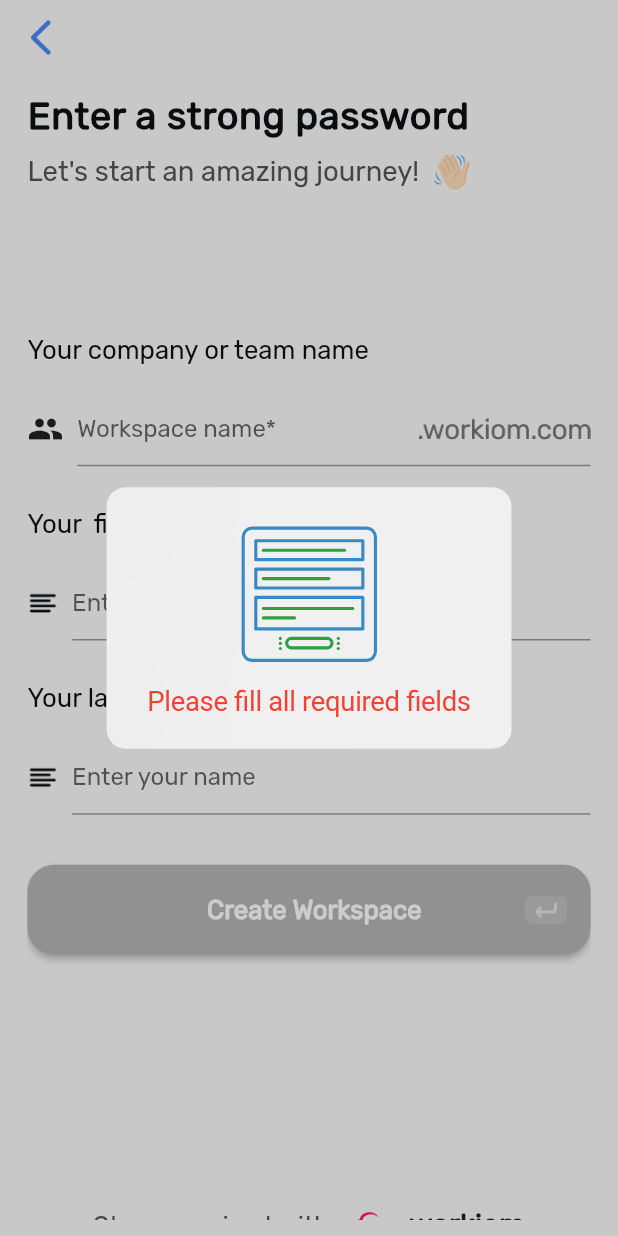
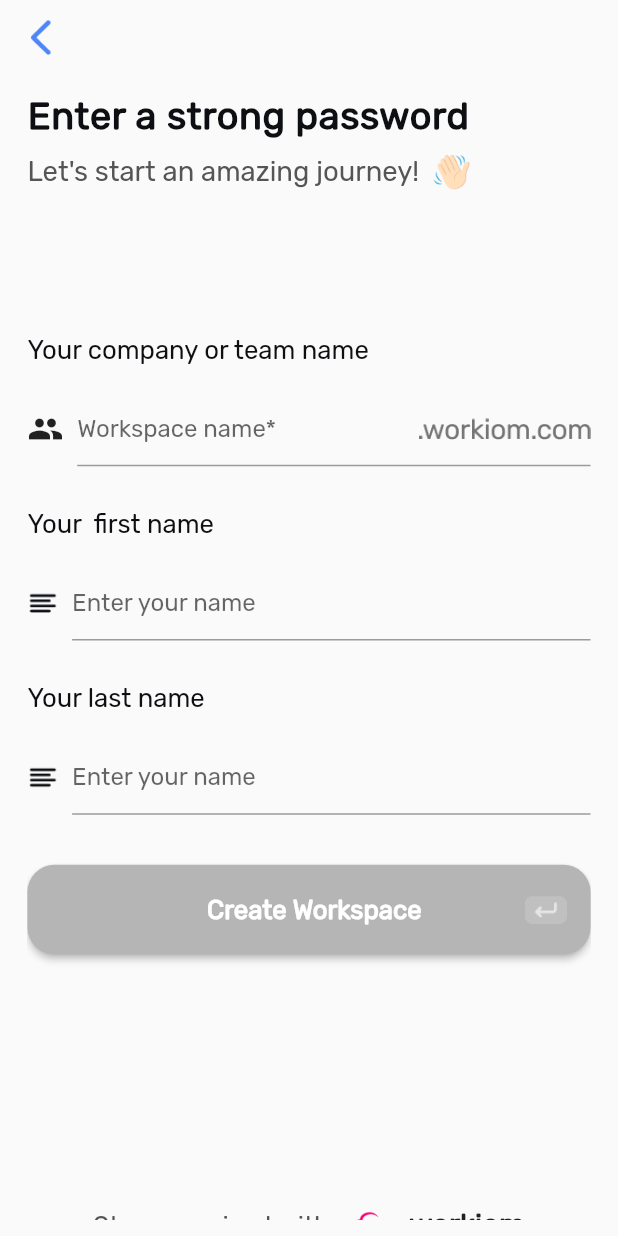
Before and after one commit to YOUSUF-IZZI/workiom-signUp-task, a Flutter app: the SignUpPageStepThree screen opened by its route, after a tap on "Create Workspace", on a phone screen of 412 x 824 dp. Run offline on Flutter 3.47's test engine with Material 2 defaults, Android fonts, the light colour scheme and no system bars; our stand-ins replace flutter_riverpod, flutter_screenutil, lottie.

Commit message:
edit CreateWorkspace button and the pop_up messages system

```diff
--- a/lib/main.dart
+++ b/lib/main.dart
@@ -1,7 +1,6 @@
 import 'package:flutter/material.dart';
 import 'package:flutter_riverpod/flutter_riverpod.dart';
 import 'package:flutter_screenutil/flutter_screenutil.dart';
-import 'package:workiom/src/features/user_managment/presentation_layer/pages/home_page.dart';
 import 'package:workiom/src/features/user_managment/presentation_layer/pages/sign_up_setp_one.dart';
 import 'package:workiom/src/features/user_managment/presentation_layer/pages/sign_up_step_three.dart';
 import 'package:workiom/src/features/user_managment/presentation_layer/pages/sing_up_step_two.dart';
@@ -24,7 +23,7 @@ class MyApp extends StatelessWidget {
           theme: ThemeData(
             fontFamily: 'Rubik'
           ),
-          home: const SignUpPageStepThree(),
+          home: const SignUpPageStepOne(),
           routes: {
             'SignUpPageStepTwo' : (context) => const SignUpPageStepTwo(),
             'SignUpPageStepThree' : (context) => const SignUpPageStepThree()
--- a/lib/src/features/user_managment/presentation_layer/components/add_first_name.dart
+++ b/lib/src/features/user_managment/presentation_layer/components/add_first_name.dart
@@ -6,13 +6,10 @@ import 'package:workiom/src/features/user_managment/presentation_layer/component
 import 'package:workiom/src/features/user_managment/state_managment/riverpod.dart';
 
 
-// ---------- FirstName provider & Global key ----------
-final firstNameTextEditingControllerProvider = Provider.autoDispose<TextEditingController>((ref) => TextEditingController());
 GlobalKey<FormState> firstNameForm = GlobalKey<FormState>();
 
 class AddFirstNameComponent extends ConsumerWidget {
   const AddFirstNameComponent({super.key});
-
   @override
   Widget build(BuildContext context, WidgetRef ref) {
     final firstNameController = ref.watch(firstNameTextEditingControllerProvider);
--- a/lib/src/features/user_managment/presentation_layer/components/add_last_name.dart
+++ b/lib/src/features/user_managment/presentation_layer/components/add_last_name.dart
@@ -6,13 +6,10 @@ import 'package:workiom/src/features/user_managment/presentation_layer/component
 import 'package:workiom/src/features/user_managment/state_managment/riverpod.dart';
 
 
-// ---------- LastName provider & Global key ----------
-final lastNameTextEditingControllerProvider = Provider.autoDispose<TextEditingController>((ref) => TextEditingController());
 GlobalKey<FormState> lastNameForm = GlobalKey<FormState>();
 
 class AddLastNameComponent extends ConsumerWidget {
   const AddLastNameComponent({super.key});
-
   @override
   Widget build(BuildContext context, WidgetRef ref) {
     final lastNameController = ref.watch(lastNameTextEditingControllerProvider);
--- a/lib/src/features/user_managment/presentation_layer/components/add_password.dart
+++ b/lib/src/features/user_managment/presentation_layer/components/add_password.dart
@@ -6,8 +6,6 @@ import '../../state_managment/riverpod.dart';
 
 class AddPasswordComponent extends ConsumerWidget {
   const AddPasswordComponent({super.key});
-
-
   @override
   Widget build(BuildContext context, WidgetRef ref) {
     final isObscure = ref.watch(isObscureTextProvider);
--- a/lib/src/features/user_managment/presentation_layer/components/add_workspace.dart
+++ b/lib/src/features/user_managment/presentation_layer/components/add_workspace.dart
@@ -8,8 +8,7 @@ import 'package:workiom/src/features/user_managment/presentation_layer/component
 import '../../state_managment/riverpod.dart';
 
 
-// ---------- Workspace provider & Global key ----------
-final workspaceTextEditingControllerProvider = Provider.autoDispose<TextEditingController>((ref) => TextEditingController());
+
 GlobalKey<FormState> workspaceForm = GlobalKey<FormState>();
 
 class AddWorkspaceComponent extends ConsumerWidget {
--- a/lib/src/features/user_managment/presentation_layer/pages/home_page.dart
+++ b/lib/src/features/user_managment/presentation_layer/pages/home_page.dart
@@ -8,7 +8,8 @@ class HomePage extends StatelessWidget {
 
   @override
   Widget build(BuildContext context) {
-    return Scaffold(
+    return SafeArea(
+      child: Scaffold(
         body: SingleChildScrollView(
           child: Column(
             crossAxisAlignment: CrossAxisAlignment.start,
@@ -34,6 +35,7 @@ class HomePage extends StatelessWidget {
             ],
           ),
         ),
+      ),
     );
   }
 }
--- a/lib/src/features/user_managment/presentation_layer/widgets/create_workspace_button.dart
+++ b/lib/src/features/user_managment/presentation_layer/widgets/create_workspace_button.dart
@@ -13,9 +13,14 @@ class CreateWorkSpaceButton extends ConsumerWidget {
   final ApiServices apiServices = ApiServices();
   @override
   Widget build(BuildContext context, WidgetRef ref) {
-    final signUpForm = ref.read(signUpFormProvider);
+    final emailController = ref.watch(emailTextEditingControllerProvider);
+    final passwordController = ref.watch(passwordTextEditingControllerProvider);
     final isStepThreeValid = ref.watch(isStepThreeValidProvider);
-    final isTenantAvailable = ref.watch(isTenantAvailableProvider);
+    final workspaceController = ref.watch(workspaceTextEditingControllerProvider);
+    final firstNameController = ref.watch(firstNameTextEditingControllerProvider);
+    final lastNameController = ref.watch(lastNameTextEditingControllerProvider);
+    final isCirProIndiLoading = ref.watch(isCircularProgressIndicatorLoading);
+
     return MaterialButton(
       height: 50.h,
       shape: RoundedRectangleBorder(
@@ -24,29 +29,22 @@ class CreateWorkSpaceButton extends ConsumerWidget {
       color: isStepThreeValid ? const Color(0xFF4E86F7) : const Color(0xFFB5B5B5),
       onPressed: () async{
         if (isStepThreeValid) {
-          if (isTenantAvailable) {
           final returnedValue = await apiServices.registerTenant(
-                signUpForm.control('email').value,
-                signUpForm.control('firstName').value,
-                signUpForm.control('lastName').value,
-                signUpForm.control('password').value,
-                signUpForm.control('workspaceName').value
+              emailController.text,
+              firstNameController.text,
+              lastNameController.text,
+              passwordController.text,
+              workspaceController.text
           );
           if (returnedValue == true) {
-              // if post method done show CupertinoAlertDialog says done.
-              await Future.delayed(const Duration(milliseconds: 10), () {
-                showCupertinoDialog(context: context, builder: (context) {
-                  return CupertinoAlertDialog(
-                    title: Lottie.asset('assets/lottie_files/done.json', width: 90.w, height: 90.h),
-                    content: Text('Done..', style: TextStyle(fontSize: 16.sp, color: Colors.black),),
-                  );
-                },);
-              });
+            // make the step2 and step3 as not valid and active the CircularProgressIndicator
+            ref.read(isStepThreeValidProvider.notifier).state = false;
+            ref.read(isCircularProgressIndicatorLoading.notifier).state = true;
             await Future.delayed(const Duration(seconds: 1), ()async{
               final responseBody = await apiServices.loginUserIn(
-                    signUpForm.control('email').value,
-                    signUpForm.control('password').value,
-                    signUpForm.control('workspaceName').value
+                  emailController.text,
+                  passwordController.text,
+                  workspaceController.text
               );
               if (responseBody['success'] == true) {
                 // Save the accessToken in accessToken provider
@@ -80,37 +78,25 @@ class CreateWorkSpaceButton extends ConsumerWidget {
                 });
               }
             });
-            }  else {
-              await Future.delayed(const Duration(milliseconds: 1), () {
-                showCupertinoDialog(context: context, builder: (context) {
-                  return CupertinoAlertDialog(
-                    title: Lottie.asset('assets/lottie_files/wondering_man.json', width: 90.w, height: 90.h),
-                    content: Text('Something went Wrong!', style: TextStyle(fontSize: 16.sp, color: Colors.red),),
-                  );
-                },);
-              });
           }
-          }
-          else {
-            showCupertinoDialog(context: context, builder: (context) {
-              return CupertinoAlertDialog(
-                title: Lottie.asset('assets/lottie_files/alert_sign.json', width: 90.w, height: 90.h),
-                content: Text('Workspace name already exist', style: TextStyle(fontSize: 16.sp, color: Colors.red),),
-              );
-            },);
-          }
-        }
-        else {
-          showCupertinoDialog(context: context, builder: (context) {
-            return CupertinoAlertDialog(
-              title: Lottie.asset('assets/lottie_files/filling_forms.json', width: 90.w, height: 90.h),
-              content: Text('Please fill all required fields', style: TextStyle(fontSize: 16.sp, color: Colors.red),),
-            );
-          },);
         }
       },
 
-      child: Row(
+      // show the row of the button according to the isCircularProgressIndicatorLoading provider
+      child: isCirProIndiLoading ? Row(
+        mainAxisAlignment: MainAxisAlignment.center,
+        children:  [
+          SizedBox(
+            height: 20.h, width: 20.w,
+            child: const CircularProgressIndicator(
+              color: Colors.white,
+            ),
+          ),
+          SizedBox(width: 10.w,),
+          Text('Complete and start working' , style: TextStyle(fontSize: 15.sp, fontWeight: FontWeight.bold, color: Colors.white), textAlign: TextAlign.center,),
+        ],
+      ) :
+      Row(
         mainAxisAlignment: MainAxisAlignment.center,
         children:  [
           const Spacer(flex: 3 ,),
--- a/lib/src/features/user_managment/state_managment/riverpod.dart
+++ b/lib/src/features/user_managment/state_managment/riverpod.dart
@@ -1,74 +1,67 @@
 import 'package:flutter/cupertino.dart';
 import 'package:flutter_riverpod/flutter_riverpod.dart';
-import 'package:reactive_forms/reactive_forms.dart';
 
-
-// -------------------- SignUp forms and Text Editing Controllers --------------------
-final signUpFormProvider = Provider.autoDispose<FormGroup>((ref) {
-  return FormGroup({
-    'workspaceName': FormControl<String>(validators: [
-      Validators.required,
-      Validators.pattern(r'^[a-zA-Z].*', validationMessage: 'must start with a letter only')
-    ]),
-    'firstName': FormControl<String>(validators: [Validators.required, Validators.pattern(r'^[a-zA-Z]+$', validationMessage: ' first name should be Letters only') ]),
-    'lastName': FormControl<String>(validators: [Validators.required, Validators.pattern(r'^[a-zA-Z]+$', validationMessage: ' last name should be Letters only') ]),
-  });
-});
 
 
 // ---------- Email provider ----------
 final emailTextEditingControllerProvider = Provider.autoDispose<TextEditingController>((ref) => TextEditingController());
 // ---------- Password provider ----------
 final passwordTextEditingControllerProvider = Provider.autoDispose<TextEditingController>((ref) => TextEditingController());
+// ---------- Workspace provider ----------
+final workspaceTextEditingControllerProvider = Provider.autoDispose<TextEditingController>((ref) => TextEditingController());
+// ---------- FirstName provider ----------
+final firstNameTextEditingControllerProvider = Provider.autoDispose<TextEditingController>((ref) => TextEditingController());
+// ---------- LastName provider  ----------
+final lastNameTextEditingControllerProvider = Provider.autoDispose<TextEditingController>((ref) => TextEditingController());
 
+
+// ---------- App Current language provider ----------
+final currentLanguageProvider = StateProvider.autoDispose<String>((ref) {
+  return 'English';
+});
 
 
 // ---------- is obscureText ----------
 final isObscureTextProvider = StateProvider.autoDispose<bool>((ref) {
   return true;
 });
-
 // ---------- Linear progress indicator counter ----------
 final indicatorCounterProvider = StateProvider.autoDispose<double>((ref) {
   return 0.0;
 });
-
 // ---------- Password length checker ----------
 final passwordLengthCheckerProvider = StateProvider.autoDispose<bool>((ref) {
   return false;
 });
-
 // ---------- Password uppercase checker ----------
 final passwordUppercaseCheckerProvider = StateProvider.autoDispose<bool>((ref) {
   return false;
 });
 
-// ---------- is password Strong checker ----------
-final isPasswordStrongProvider = StateProvider.autoDispose<bool>((ref) {
-  return false;
-});
 
 // ---------- is tenant available ----------
 final isTenantAvailableProvider = StateProvider.autoDispose<bool>((ref) {
   return false;
 });
 
-// ---------- language provider ----------
-final currentLanguageProvider = StateProvider.autoDispose<String>((ref) {
-  return 'English';
-});
 
-// ---------- language provider ----------
+// ------------------------------ Validation providers ------------------------------
 final isStepTwoValidProvider = StateProvider.autoDispose<bool>((ref) {
   return false;
 });
-
-// ---------- language provider ----------
 final isStepThreeValidProvider = StateProvider.autoDispose<bool>((ref) {
   return false;
 });
 
-// ---------- language provider ----------
+
+// ---------- after registering the new user directly ----------
+final isCircularProgressIndicatorLoading = StateProvider<bool>((ref) => false);
+
+
+// ---------- Authentication providers ----------
 final accessTokenProvider = StateProvider<String>((ref) {
   return '';
 });
+final isAuth = StateProvider<bool>((ref) {
+  return false;
+});
```
Also changed, not shown: lib/src/features/user_managment/presentation_layer/pages/sign_in_page.dart (deleted, +0 -18 lines), pubspec.yaml (+8 -5 lines), assets/images/user_managment/workiom_apk_icon.png (added), pubspec.lock, 32 other files. Lines whose indentation alone changed are shown as unchanged.
